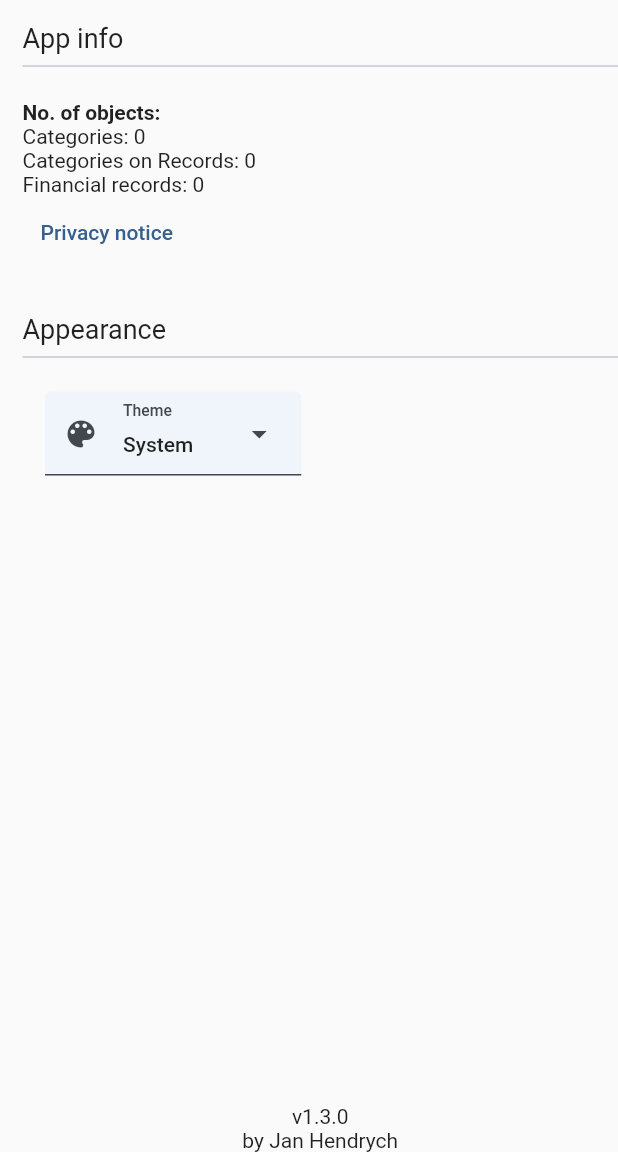
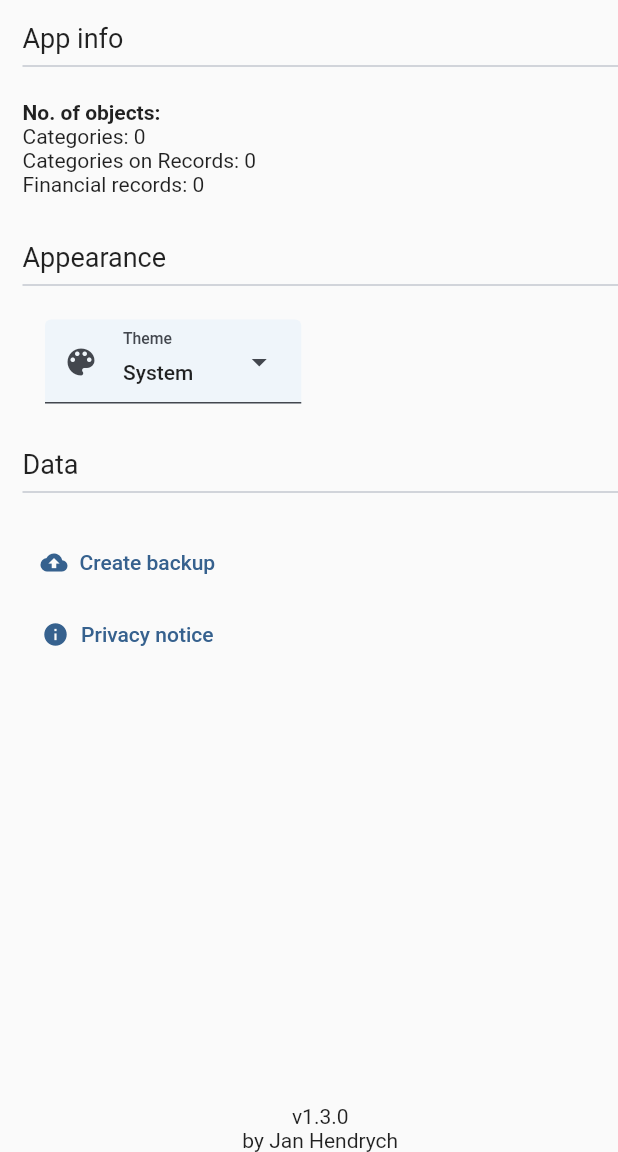
Before and after one commit to hendrychjan/connie, a Flutter app: the SettingsPage screen opened directly, on a phone screen of 412 x 824 dp, the part 84-1236 px from its top. Run offline on Flutter 3.47's test engine with Material 2 defaults, Android fonts, the phone set to English and light mode, and no system bars; our stand-ins replace flutter_colorpicker, get, hive, hive_flutter, package_info_plus, share_plus; missing offline and left inert: bson; accounts and stored records are empty.

Commit message:
Data backup service in settings

```diff
--- a/lib/objects/expense.dart
+++ b/lib/objects/expense.dart
@@ -13,8 +13,15 @@ class Expense extends FinancialRecord {
     required super.title,
     required super.amount,
     required super.date,
-    required super.comment,
+    super.comment,
   });
+
+  @override
+  Map toMap() {
+    Map map = super.toMap();
+    map["objtype"] = "Expense";
+    return map;
+  }
 
   static Future<Expense?> getById(String id) async {
     return await AppController.to.hiveService.financialRecordBox.get(id)
--- a/lib/pages/settings_page.dart
+++ b/lib/pages/settings_page.dart
@@ -1,6 +1,7 @@
 import 'package:connie/getx/app_controller.dart';
 import 'package:connie/ui/local_theme.dart';
 import 'package:connie/widgets/common/form/form_field_dropdown.dart';
+import 'package:connie/widgets/common/loading_text_button.dart';
 import 'package:connie/widgets/common/privacy_notice_dialog.dart';
 import 'package:flutter/material.dart';
 import 'package:get/get.dart';
@@ -32,6 +33,8 @@ class _SettingsPageState extends State<SettingsPage> {
                   _AppStatisticsSection(),
                   _SectionHeader(title: "Appearance"),
                   _AppearanceSection(),
+                  _SectionHeader(title: "Data"),
+                  _DataSection(),
                 ],
               ),
             ),
@@ -48,12 +51,43 @@ class _SettingsPageState extends State<SettingsPage> {
   }
 }
 
+class _DataSection extends StatefulWidget {
+  const _DataSection();
+
+  @override
+  State<_DataSection> createState() => _DataSectionState();
+}
+
+class _DataSectionState extends State<_DataSection> {
+  void _openPrivacyNoticeDialog() async {
+    Get.dialog(const PrivacyNoticeDialog());
+  }
+
+  Future<void> _handleBackupData() async {
+    await AppController.to.hiveService.backupApplicationData();
+  }
+
+  @override
+  Widget build(BuildContext context) {
+    return Column(
+      children: [
+        LoadingTextButton(
+          onPressed: _handleBackupData,
+          icon: const Icon(Icons.cloud_upload),
+          label: "Create backup",
+        ),
+        TextButton.icon(
+          onPressed: _openPrivacyNoticeDialog,
+          icon: const Icon(Icons.info),
+          label: const Text("Privacy notice"),
+        ),
+      ],
+    );
+  }
+}
+
 class _AppStatisticsSection extends StatelessWidget {
   const _AppStatisticsSection();
-
-  void _openPrivacyNoticeDialog() {
-    Get.dialog(const PrivacyNoticeDialog());
-  }
 
   @override
   Widget build(BuildContext context) {
@@ -88,10 +122,6 @@ class _AppStatisticsSection extends StatelessWidget {
                 ],
               );
             },
-          ),
-          TextButton(
-            onPressed: _openPrivacyNoticeDialog,
-            child: const Text("Privacy notice"),
           ),
         ],
       ),
--- a/lib/services/hive_service.dart
+++ b/lib/services/hive_service.dart
@@ -1,7 +1,15 @@
+import 'dart:convert';
+import 'dart:io';
 import 'package:bson/bson.dart';
 import 'package:connie/objects/category.dart';
 import 'package:connie/objects/category_on_record.dart';
+import 'package:connie/objects/expense.dart';
+import 'package:connie/objects/financial_record.dart';
+import 'package:connie/objects/income.dart';
 import 'package:hive_flutter/hive_flutter.dart';
+import 'package:intl/intl.dart';
+import 'package:path_provider/path_provider.dart';
+import 'package:share_plus/share_plus.dart';
 
 class HiveService {
   late Box preferencesBox;
@@ -40,4 +48,72 @@ class HiveService {
 
     return date.isAfter(startOfWeek) && date.isBefore(endOfWeek);
   }
+
+  Future<void> backupApplicationData() async {
+    Map backupMap = await _generateBackupData();
+    String backupFilePath = await _writeBackupIntoFile(backupMap);
+    await _shareBackup(backupFilePath);
+    // The file must not be deleted, because the share can take some time to
+    // complete (e.g. on google disk, when it is waiting for wigi connection)
+    // and so the file has to be available later. The file will eventually
+    // be deleted after some time (days), or when manual storage cleanup is
+    // invoked by the user.
+  }
+
+  Future<void> _shareBackup(String backupFilePath) async {
+    await Share.shareXFiles([XFile(backupFilePath)]);
+  }
+
+  Future<String> _writeBackupIntoFile(Map backup) async {
+    String date = DateFormat("dd-M-yyyy").format(DateTime.now());
+    String fileName = "connie_backup_${date}_${HiveService.generateId()}";
+    Directory dir = await getApplicationDocumentsDirectory();
+    File file = File("${dir.path}/$fileName.json");
+    await file.writeAsString(jsonEncode(backup), flush: true);
+    return file.path;
+  }
+
+  Future<Map<String, dynamic>> _generateBackupData() async {
+    Map<String, dynamic> backup = {};
+
+    // Get the preferences
+    backup["preferences"] = {
+      "theme": preferencesBox.get("theme"),
+      "currentBalance": preferencesBox.get("currentBalance"),
+    };
+
+    // Get the categories
+    backup["categories"] = [];
+    for (Category category in categoryBox.values) {
+      (backup["categories"] as List).add(category.toMap());
+    }
+
+    // Get the Financial Records
+    backup["financialRecords"] = {
+      "records": [],
+      "expenses": [],
+      "incomes": [],
+    };
+    for (var key in financialRecordBox.keys) {
+      FinancialRecord? record = await financialRecordBox.get(key);
+      if (record is Expense) {
+        (backup["financialRecords"]["expenses"] as List).add(record.toMap());
+      } else if (record is Income) {
+        (backup["financialRecords"]["incomes"] as List).add(record.toMap());
+      } else if (record != null) {
+        (backup["financialRecords"]["records"] as List).add(record.toMap());
+      }
+    }
+
+    // Get the relationships between categories and financial records
+    backup["categoriesOnRecords"] = [];
+    for (var key in categoryOnRecordBox.keys) {
+      CategoryOnRecord? cor = await categoryOnRecordBox.get(key);
+      if (cor != null) {
+        (backup["categoriesOnRecords"] as List).add(cor.toMap());
+      }
+    }
+
+    return backup;
+  }
 }
--- /dev/null
+++ b/lib/widgets/common/loading_text_button.dart
@@ -0,0 +1,45 @@
+import 'package:flutter/material.dart';
+
+class LoadingTextButton extends StatefulWidget {
+  final Function onPressed;
+  final String label;
+  final Icon icon;
+  const LoadingTextButton({
+    super.key,
+    required this.onPressed,
+    required this.icon,
+    required this.label,
+  });
+
+  @override
+  State<LoadingTextButton> createState() => _LoadingTextButtonState();
+}
+
+class _LoadingTextButtonState extends State<LoadingTextButton> {
+  bool _isLoading = false;
+
+  void _handlePressed() async {
+    setState(() {
+      _isLoading = true;
+    });
+    await widget.onPressed();
+    setState(() {
+      _isLoading = false;
+    });
+  }
+
+  @override
+  Widget build(BuildContext context) {
+    return TextButton.icon(
+      onPressed: (!_isLoading) ? _handlePressed : null,
+      icon: (!_isLoading)
+          ? widget.icon
+          : const SizedBox(
+              width: 20,
+              height: 20,
+              child: CircularProgressIndicator(),
+            ),
+      label: Text(widget.label),
+    );
+  }
+}
--- a/pubspec.yaml
+++ b/pubspec.yaml
@@ -19,6 +19,8 @@ dependencies:
   intl: ^0.18.1
   package_info_plus: ^4.1.0
   url_launcher: ^6.1.14
+  path_provider: ^2.1.1
+  share_plus: ^7.1.0
 
 dev_dependencies:
   flutter_test:
```
Also changed, not shown: lib/objects/category.dart (+8 -0 lines), lib/objects/category_on_record.dart (+8 -0 lines), lib/objects/financial_record.dart (+12 -1 lines), lib/objects/income.dart (+7 -0 lines), pubspec.lock, 3 other files.
